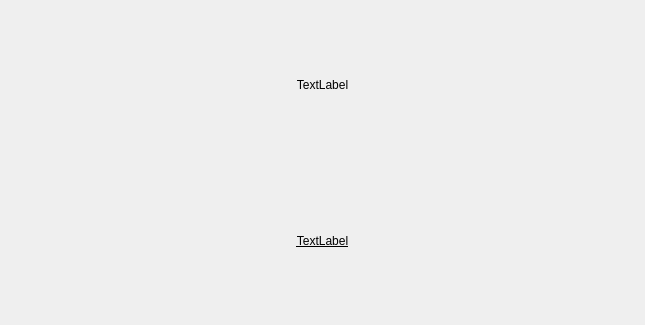
First picture: the form in avisos.ui, repository igorxavier/DownloaderTinTube, before the edit.
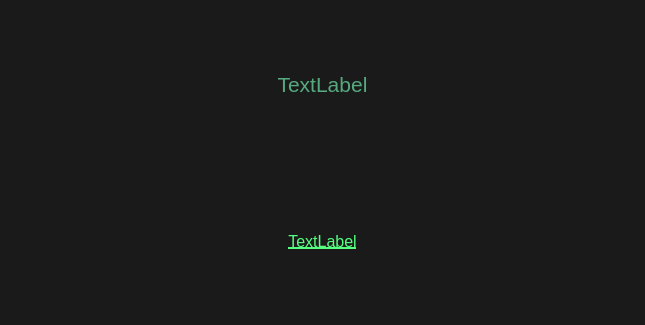
Second picture: the form after the edit. Icons and pictures are not drawn.

What changed in the file:
```diff
--- a/avisos.ui
+++ b/avisos.ui
@@ -13,10 +13,44 @@
   <property name="windowTitle">
    <string>Avisos Do Sistema</string>
   </property>
+  <property name="windowIcon">
+   <iconset>
+    <normaloff>icons/savevideo.ico</normaloff>icons/savevideo.ico</iconset>
+  </property>
+  <property name="styleSheet">
+   <string notr="true">*{
+	background-color: rgb(26, 26, 26);
+}
+QLineEdit, QPushButton, QLabel{
+	color: rgb(255, 255, 255);
+}
+QPushButton{
+	border-radius: 5;
+	background-color: rgb(68, 68, 68);
+}
+QPushButton:hover{
+	background-color: rgb(108, 108, 108);
+}
+QLineEdit{
+	background-color: rgb(225, 225, 225);
+	color: rgb(68, 68, 68);
+}
+a{
+	color: rgb(85, 255, 127);
+}</string>
+  </property>
   <widget class="QWidget" name="centralwidget">
    <layout class="QVBoxLayout" name="verticalLayout">
     <item>
      <widget class="QLabel" name="lbl_msg">
+      <property name="font">
+       <font>
+        <pointsize>16</pointsize>
+       </font>
+      </property>
+      <property name="styleSheet">
+       <string notr="true">color: rgb(85, 170, 127);</string>
+      </property>
       <property name="text">
        <string>TextLabel</string>
       </property>
@@ -29,12 +63,16 @@
      <widget class="QLabel" name="lbl_link">
       <property name="font">
        <font>
+        <pointsize>12</pointsize>
         <underline>true</underline>
        </font>
       </property>
       <property name="cursor">
        <cursorShape>PointingHandCursor</cursorShape>
       </property>
+      <property name="styleSheet">
+       <string notr="true">color: rgb(85, 255, 127);</string>
+      </property>
       <property name="text">
        <string>TextLabel</string>
       </property>
```
